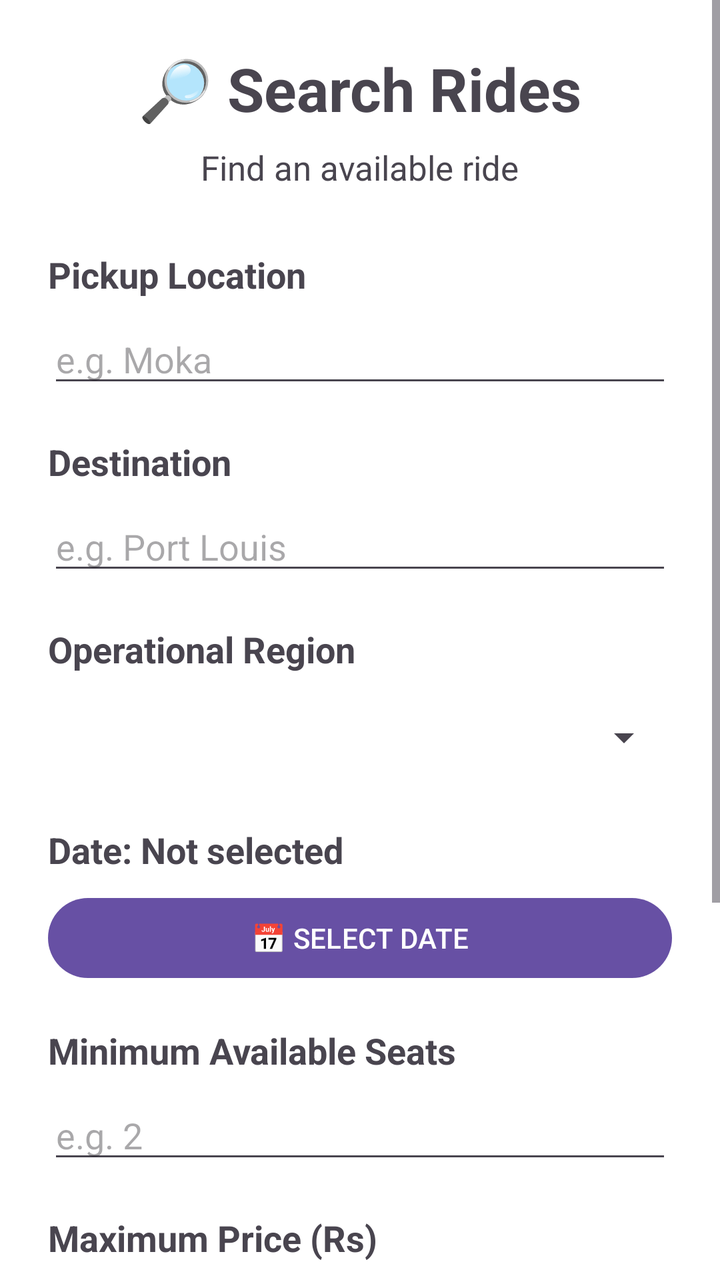
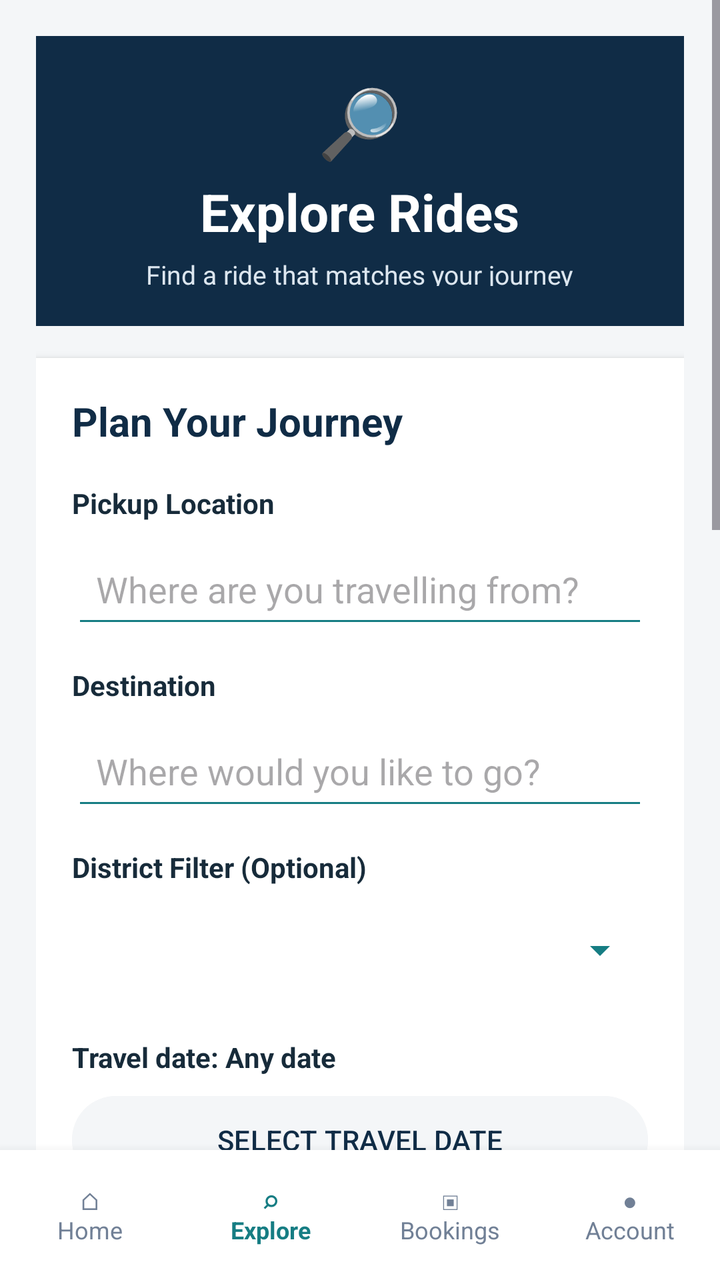

The first picture is an Android layout as it rendered before a commit; the second is the same layout after the commit. The layout source and the unified diff follow.
<!-- AndroidManifest.xml: application theme Theme.RideConnect -->
<!-- res/layout/activity_ride_search.xml -->
<?xml version="1.0" encoding="utf-8"?>
<ScrollView
    xmlns:android="http://schemas.android.com/apk/res/android"
    android:layout_width="match_parent"
    android:layout_height="match_parent"
    android:background="#FFFFFF">

    <LinearLayout
        android:layout_width="match_parent"
        android:layout_height="wrap_content"
        android:orientation="vertical"
        android:padding="24dp">

        <TextView
            android:layout_width="wrap_content"
            android:layout_height="wrap_content"
            android:text="🔎 Search Rides"
            android:textSize="30sp"
            android:textStyle="bold"
            android:layout_gravity="center_horizontal"/>

        <TextView
            android:layout_width="wrap_content"
            android:layout_height="wrap_content"
            android:text="Find an available ride"
            android:textSize="17sp"
            android:layout_gravity="center_horizontal"
            android:layout_marginTop="8dp"/>

        

        <TextView
            android:layout_width="wrap_content"
            android:layout_height="wrap_content"
            android:text="Pickup Location"
            android:textSize="18sp"
            android:textStyle="bold"
            android:layout_marginTop="30dp"/>

        <EditText
            android:id="@+id/searchPickupInput"
            android:layout_width="match_parent"
            android:layout_height="wrap_content"
            android:hint="e.g. Moka"
            android:inputType="textCapWords"
            android:layout_marginTop="8dp"/>

        

        <TextView
            android:layout_width="wrap_content"
            android:layout_height="wrap_content"
            android:text="Destination"
            android:textSize="18sp"
            android:textStyle="bold"
            android:layout_marginTop="20dp"/>

        <EditText
            android:id="@+id/searchDestinationInput"
            android:layout_width="match_parent"
            android:layout_height="wrap_content"
            android:hint="e.g. Port Louis"
            android:inputType="textCapWords"
            android:layout_marginTop="8dp"/>

        

        <TextView
            android:layout_width="wrap_content"
            android:layout_height="wrap_content"
            android:text="Operational Region"
            android:textSize="18sp"
            android:textStyle="bold"
            android:layout_marginTop="20dp"/>

        <Spinner
            android:id="@+id/searchRegionSpinner"
            android:layout_width="match_parent"
            android:layout_height="wrap_content"
            android:minHeight="48dp"
            android:layout_marginTop="8dp"/>

        

        <TextView
            android:id="@+id/searchDateText"
            android:layout_width="match_parent"
            android:layout_height="wrap_content"
            android:text="Date: Not selected"
            android:textSize="18sp"
            android:textStyle="bold"
            android:layout_marginTop="20dp"/>

        <Button
            android:id="@+id/selectSearchDateButton"
            android:layout_width="match_parent"
            android:layout_height="wrap_content"
            android:text="📅 SELECT DATE"
            android:layout_marginTop="8dp"/>

        

        <TextView
            android:layout_width="wrap_content"
            android:layout_height="wrap_content"
            android:text="Minimum Available Seats"
            android:textSize="18sp"
            android:textStyle="bold"
            android:layout_marginTop="20dp"/>

        <EditText
            android:id="@+id/minSeatsInput"
            android:layout_width="match_parent"
            android:layout_height="wrap_content"
            android:hint="e.g. 2"
            android:inputType="number"
            android:layout_marginTop="8dp"/>

        

        <TextView
            android:layout_width="wrap_content"
            android:layout_height="wrap_content"
            android:text="Maximum Price (Rs)"
            android:textSize="18sp"
            android:textStyle="bold"
            android:layout_marginTop="20dp"/>

        <EditText
            android:id="@+id/maxPriceInput"
            android:layout_width="match_parent"
            android:layout_height="wrap_content"
            android:hint="e.g. 150"
            android:inputType="numberDecimal"
            android:layout_marginTop="8dp"/>

        

        <Button
            android:id="@+id/searchRidesButton"
            android:layout_width="match_parent"
            android:layout_height="wrap_content"
            android:text="🔎 SEARCH RIDES"
            android:textSize="18sp"
            android:layout_marginTop="25dp"/>

        <Button
            android:id="@+id/clearFiltersButton"
            android:layout_width="match_parent"
            android:layout_height="wrap_content"
            android:text="CLEAR FILTERS"
            android:layout_marginTop="8dp"/>

        

        <TextView
            android:layout_width="wrap_content"
            android:layout_height="wrap_content"
            android:text="Available Rides"
            android:textSize="22sp"
            android:textStyle="bold"
            android:layout_marginTop="30dp"/>

        <LinearLayout
            android:id="@+id/resultsContainer"
            android:layout_width="match_parent"
            android:layout_height="wrap_content"
            android:orientation="vertical"
            android:layout_marginTop="15dp"/>

    </LinearLayout>

</ScrollView>
<!-- resources referenced by this layout -->
<resources>
  <style name="Theme.RideConnect" parent="Base.Theme.RideConnect" />
  <style name="Base.Theme.RideConnect" parent="Theme.Material3.DayNight.NoActionBar">
          
          
      </style>
</resources>

<!-- the commit's change to res/layout/activity_ride_search.xml (unified diff, before → after) -->
@@ -1,173 +1,357 @@
 <?xml version="1.0" encoding="utf-8"?>
-<ScrollView
+<LinearLayout
     xmlns:android="http://schemas.android.com/apk/res/android"
     android:layout_width="match_parent"
     android:layout_height="match_parent"
-    android:background="#FFFFFF">
-
-    <LinearLayout
+    android:orientation="vertical"
+    android:background="@color/screen_background">
+
+    <ScrollView
         android:layout_width="match_parent"
-        android:layout_height="wrap_content"
-        android:orientation="vertical"
-        android:padding="24dp">
-
-        <TextView
-            android:layout_width="wrap_content"
-            android:layout_height="wrap_content"
-            android:text="🔎 Search Rides"
-            android:textSize="30sp"
-            android:textStyle="bold"
-            android:layout_gravity="center_horizontal"/>
-
-        <TextView
-            android:layout_width="wrap_content"
-            android:layout_height="wrap_content"
-            android:text="Find an available ride"
-            android:textSize="17sp"
-            android:layout_gravity="center_horizontal"
-            android:layout_marginTop="8dp"/>
-
-        
-
-        <TextView
-            android:layout_width="wrap_content"
-            android:layout_height="wrap_content"
-            android:text="Pickup Location"
-            android:textSize="18sp"
-            android:textStyle="bold"
-            android:layout_marginTop="30dp"/>
-
-        <EditText
-            android:id="@+id/searchPickupInput"
-            android:layout_width="match_parent"
-            android:layout_height="wrap_content"
-            android:hint="e.g. Moka"
-            android:inputType="textCapWords"
-            android:layout_marginTop="8dp"/>
-
-        
-
-        <TextView
-            android:layout_width="wrap_content"
-            android:layout_height="wrap_content"
-            android:text="Destination"
-            android:textSize="18sp"
-            android:textStyle="bold"
-            android:layout_marginTop="20dp"/>
-
-        <EditText
-            android:id="@+id/searchDestinationInput"
-            android:layout_width="match_parent"
-            android:layout_height="wrap_content"
-            android:hint="e.g. Port Louis"
-            android:inputType="textCapWords"
-            android:layout_marginTop="8dp"/>
-
-        
-
-        <TextView
-            android:layout_width="wrap_content"
-            android:layout_height="wrap_content"
-            android:text="Operational Region"
-            android:textSize="18sp"
-            android:textStyle="bold"
-            android:layout_marginTop="20dp"/>
-
-        <Spinner
-            android:id="@+id/searchRegionSpinner"
-            android:layout_width="match_parent"
-            android:layout_height="wrap_content"
-            android:minHeight="48dp"
-            android:layout_marginTop="8dp"/>
-
-        
-
-        <TextView
-            android:id="@+id/searchDateText"
-            android:layout_width="match_parent"
-            android:layout_height="wrap_content"
-            android:text="Date: Not selected"
-            android:textSize="18sp"
-            android:textStyle="bold"
-            android:layout_marginTop="20dp"/>
-
-        <Button
-            android:id="@+id/selectSearchDateButton"
-            android:layout_width="match_parent"
-            android:layout_height="wrap_content"
-            android:text="📅 SELECT DATE"
-            android:layout_marginTop="8dp"/>
-
-        
-
-        <TextView
-            android:layout_width="wrap_content"
-            android:layout_height="wrap_content"
-            android:text="Minimum Available Seats"
-            android:textSize="18sp"
-            android:textStyle="bold"
-            android:layout_marginTop="20dp"/>
-
-        <EditText
-            android:id="@+id/minSeatsInput"
-            android:layout_width="match_parent"
-            android:layout_height="wrap_content"
-            android:hint="e.g. 2"
-            android:inputType="number"
-            android:layout_marginTop="8dp"/>
-
-        
-
-        <TextView
-            android:layout_width="wrap_content"
-            android:layout_height="wrap_content"
-            android:text="Maximum Price (Rs)"
-            android:textSize="18sp"
-            android:textStyle="bold"
-            android:layout_marginTop="20dp"/>
-
-        <EditText
-            android:id="@+id/maxPriceInput"
-            android:layout_width="match_parent"
-            android:layout_height="wrap_content"
-            android:hint="e.g. 150"
-            android:inputType="numberDecimal"
-            android:layout_marginTop="8dp"/>
-
-        
-
-        <Button
-            android:id="@+id/searchRidesButton"
-            android:layout_width="match_parent"
-            android:layout_height="wrap_content"
-            android:text="🔎 SEARCH RIDES"
-            android:textSize="18sp"
-            android:layout_marginTop="25dp"/>
-
-        <Button
-            android:id="@+id/clearFiltersButton"
-            android:layout_width="match_parent"
-            android:layout_height="wrap_content"
-            android:text="CLEAR FILTERS"
-            android:layout_marginTop="8dp"/>
-
-        
-
-        <TextView
-            android:layout_width="wrap_content"
-            android:layout_height="wrap_content"
-            android:text="Available Rides"
-            android:textSize="22sp"
-            android:textStyle="bold"
-            android:layout_marginTop="30dp"/>
+        android:layout_height="0dp"
+        android:layout_weight="1"
+        android:fillViewport="true">
 
         <LinearLayout
-            android:id="@+id/resultsContainer"
             android:layout_width="match_parent"
             android:layout_height="wrap_content"
             android:orientation="vertical"
-            android:layout_marginTop="15dp"/>
+            android:padding="18dp">
+
+            
+            <LinearLayout
+                android:layout_width="match_parent"
+                android:layout_height="145dp"
+                android:orientation="vertical"
+                android:gravity="center"
+                android:background="@color/navy"
+                android:padding="20dp">
+
+                <TextView
+                    android:layout_width="wrap_content"
+                    android:layout_height="wrap_content"
+                    android:text="🔎"
+                    android:textSize="34sp"/>
+
+                <TextView
+                    android:layout_width="wrap_content"
+                    android:layout_height="wrap_content"
+                    android:text="Explore Rides"
+                    android:textSize="26sp"
+                    android:textStyle="bold"
+                    android:textColor="@color/white"
+                    android:layout_marginTop="5dp"/>
+
+                <TextView
+                    android:layout_width="wrap_content"
+                    android:layout_height="wrap_content"
+                    android:text="Find a ride that matches your journey"
+                    android:textSize="13sp"
+                    android:textColor="#DCE6EF"
+                    android:layout_marginTop="5dp"/>
+
+            </LinearLayout>
+
+            
+            <LinearLayout
+                android:layout_width="match_parent"
+                android:layout_height="wrap_content"
+                android:orientation="vertical"
+                android:background="@color/white"
+                android:padding="18dp"
+                android:layout_marginTop="16dp"
+                android:elevation="3dp">
+
+                <TextView
+                    android:layout_width="match_parent"
+                    android:layout_height="wrap_content"
+                    android:text="Plan Your Journey"
+                    android:textSize="20sp"
+                    android:textStyle="bold"
+                    android:textColor="@color/navy"/>
+
+                
+                <TextView
+                    android:layout_width="match_parent"
+                    android:layout_height="wrap_content"
+                    android:text="Pickup Location"
+                    android:textStyle="bold"
+                    android:textSize="14sp"
+                    android:textColor="@color/text_primary"
+                    android:layout_marginTop="18dp"/>
+
+                <EditText
+                    android:id="@+id/searchPickupInput"
+                    android:layout_width="match_parent"
+                    android:layout_height="52dp"
+                    android:hint="Where are you travelling from?"
+                    android:inputType="textCapWords"
+                    android:singleLine="true"
+                    android:paddingStart="12dp"
+                    android:paddingEnd="12dp"
+                    android:layout_marginTop="6dp"
+                    android:textColor="@color/text_primary"
+                    android:backgroundTint="@color/teal"/>
+
+                
+                <TextView
+                    android:layout_width="match_parent"
+                    android:layout_height="wrap_content"
+                    android:text="Destination"
+                    android:textStyle="bold"
+                    android:textSize="14sp"
+                    android:textColor="@color/text_primary"
+                    android:layout_marginTop="14dp"/>
+
+                <EditText
+                    android:id="@+id/searchDestinationInput"
+                    android:layout_width="match_parent"
+                    android:layout_height="52dp"
+                    android:hint="Where would you like to go?"
+                    android:inputType="textCapWords"
+                    android:singleLine="true"
+                    android:paddingStart="12dp"
+                    android:paddingEnd="12dp"
+                    android:layout_marginTop="6dp"
+                    android:textColor="@color/text_primary"
+                    android:backgroundTint="@color/teal"/>
+
+                
+                <TextView
+                    android:layout_width="match_parent"
+                    android:layout_height="wrap_content"
+                    android:text="District Filter (Optional)"
+                    android:textStyle="bold"
+                    android:textSize="14sp"
+                    android:textColor="@color/text_primary"
+                    android:layout_marginTop="14dp"/>
+
+                <Spinner
+                    android:id="@+id/searchRegionSpinner"
+                    android:layout_width="match_parent"
+                    android:layout_height="52dp"
+                    android:layout_marginTop="6dp"
+                    android:backgroundTint="@color/teal"/>
+
+                
+                <TextView
+                    android:id="@+id/searchDateText"
+                    android:layout_width="match_parent"
+                    android:layout_height="wrap_content"
+                    android:text="Travel date: Any date"
+                    android:textSize="14sp"
+                    android:textStyle="bold"
+                    android:textColor="@color/text_primary"
+                    android:layout_marginTop="18dp"/>
+
+                <Button
+                    android:id="@+id/selectSearchDateButton"
+                    android:layout_width="match_parent"
+                    android:layout_height="52dp"
+                    android:text="SELECT TRAVEL DATE"
+                    android:textAllCaps="false"
+                    android:textColor="@color/navy"
+                    android:backgroundTint="@color/screen_background"
+                    android:layout_marginTop="6dp"/>
+
+
+                
+                <TextView
+                    android:id="@+id/searchTimeText"
+                    android:layout_width="match_parent"
+                    android:layout_height="wrap_content"
+                    android:text="Preferred departure: Any time"
+                    android:textSize="14sp"
+                    android:textStyle="bold"
+                    android:textColor="@color/text_primary"
+                    android:layout_marginTop="18dp"/>
+
+                <Button
+                    android:id="@+id/selectSearchTimeButton"
+                    android:layout_width="match_parent"
+                    android:layout_height="52dp"
+                    android:text="SELECT DEPARTURE TIME"
+                    android:textAllCaps="false"
+                    android:textColor="@color/navy"
+                    android:backgroundTint="@color/screen_background"
+                    android:layout_marginTop="6dp"/>
+
+                <TextView
+                    android:layout_width="match_parent"
+                    android:layout_height="wrap_content"
+                    android:text="Time Flexibility"
+                    android:textStyle="bold"
+                    android:textSize="14sp"
+                    android:textColor="@color/text_primary"
+                    android:layout_marginTop="14dp"/>
+
+                <Spinner
+                    android:id="@+id/searchTimeFlexibilitySpinner"
+                    android:layout_width="match_parent"
+                    android:layout_height="52dp"
+                    android:layout_marginTop="6dp"
+                    android:backgroundTint="@color/teal"/>
+
+                
+                <TextView
+                    android:layout_width="match_parent"
+                    android:layout_height="wrap_content"
+                    android:text="Minimum Available Seats"
+                    android:textSize="14sp"
+                    android:textStyle="bold"
+                    android:textColor="@color/text_primary"
+                    android:layout_marginTop="14dp"/>
+
+                <EditText
+                    android:id="@+id/minSeatsInput"
+                    android:layout_width="match_parent"
+                    android:layout_height="52dp"
+                    android:hint="Any number of seats"
+                    android:inputType="number"
+                    android:singleLine="true"
+                    android:paddingStart="12dp"
+                    android:paddingEnd="12dp"
+                    android:layout_marginTop="6dp"
+                    android:backgroundTint="@color/teal"/>
+
+                <TextView
+                    android:layout_width="match_parent"
+                    android:layout_height="wrap_content"
+                    android:text="Maximum Price per Passenger (Rs)"
+                    android:textSize="14sp"
+                    android:textStyle="bold"
+                    android:textColor="@color/text_primary"
+                    android:layout_marginTop="14dp"/>
+
+                <EditText
+                    android:id="@+id/maxPriceInput"
+                    android:layout_width="match_parent"
+                    android:layout_height="52dp"
+                    android:hint="No maximum price"
+                    android:inputType="numberDecimal"
+                    android:singleLine="true"
+                    android:paddingStart="12dp"
+                    android:paddingEnd="12dp"
+                    android:layout_marginTop="6dp"
+                    android:backgroundTint="@color/teal"/>
+
+                
+                <Button
+                    android:id="@+id/searchRidesButton"
+                    android:layout_width="match_parent"
+                    android:layout_height="55dp"
+                    android:text="SEARCH AVAILABLE RIDES"
+                    android:textSize="15sp"
+                    android:textStyle="bold"
+                    android:textAllCaps="false"
+                    android:textColor="@color/white"
+                    android:backgroundTint="@color/teal"
+                    android:layout_marginTop="22dp"/>
+
+                <Button
+                    android:id="@+id/clearFiltersButton"
+                    android:layout_width="match_parent"
+                    android:layout_height="48dp"
+                    android:text="CLEAR FILTERS"
+                    android:textAllCaps="false"
+                    android:textColor="@color/navy"
+                    android:backgroundTint="@color/screen_background"
+                    android:layout_marginTop="8dp"/>
+
+            </LinearLayout>
+
+            
+            <LinearLayout
+                android:layout_width="match_parent"
+                android:layout_height="wrap_content"
+                android:orientation="vertical"
+                android:padding="16dp"
+                android:background="@color/white"
+                android:layout_marginTop="18dp"
+                android:elevation="3dp">
+
+                <TextView
+                    android:layout_width="match_parent"
+                    android:layout_height="wrap_content"
+                    android:text="Available Rides"
+                    android:textSize="21sp"
+                    android:textStyle="bold"
+                    android:textColor="@color/navy"/>
+
+                <TextView
+                    android:layout_width="match_parent"
+                    android:layout_height="wrap_content"
+                    android:text="Choose a suitable ride for your journey."
+                    android:textSize="13sp"
+                    android:textColor="@color/text_secondary"
+                    android:layout_marginTop="4dp"/>
+
+                <LinearLayout
+                    android:id="@+id/resultsContainer"
+                    android:layout_width="match_parent"
+                    android:layout_height="wrap_content"
+                    android:orientation="vertical"
+                    android:layout_marginTop="14dp"/>
+
+            </LinearLayout>
+
+        </LinearLayout>
+
+    </ScrollView>
+
+    
+    <LinearLayout
+        android:id="@+id/exploreBottomNavigation"
+        android:layout_width="match_parent"
+        android:layout_height="65dp"
+        android:orientation="horizontal"
+        android:gravity="center"
+        android:background="@color/white"
+        android:elevation="8dp"
+        android:paddingTop="5dp"
+        android:paddingBottom="5dp">
+
+        <TextView
+            android:id="@+id/exploreHomeNavItem"
+            android:layout_width="0dp"
+            android:layout_height="match_parent"
+            android:layout_weight="1"
+            android:gravity="center"
+            android:text="⌂\nHome"
+            android:textSize="12sp"
+            android:textColor="@color/text_secondary"/>
+
+        <TextView
+            android:id="@+id/exploreExploreNavItem"
+            android:layout_width="0dp"
+            android:layout_height="match_parent"
+            android:layout_weight="1"
+            android:gravity="center"
+            android:text="⌕\nExplore"
+            android:textSize="12sp"
+            android:textStyle="bold"
+            android:textColor="@color/teal"/>
+
+        <TextView
+            android:id="@+id/exploreBookingsNavItem"
+            android:layout_width="0dp"
+            android:layout_height="match_parent"
+            android:layout_weight="1"
+            android:gravity="center"
+            android:text="▣\nBookings"
+            android:textSize="12sp"
+            android:textColor="@color/text_secondary"/>
+
+        <TextView
+            android:id="@+id/exploreAccountNavItem"
+            android:layout_width="0dp"
+            android:layout_height="match_parent"
+            android:layout_weight="1"
+            android:gravity="center"
+            android:text="●\nAccount"
+            android:textSize="12sp"
+            android:textColor="@color/text_secondary"/>
 
     </LinearLayout>
 
-</ScrollView>
+</LinearLayout>
<!-- resource entries referenced after the edit -->
@@ -1,9 +1,43 @@
 <!-- resources referenced by this layout -->
 <resources>
+  <color name="navy">#102C46</color>
+  <color name="screen_background">#F4F6F8</color>
+  <color name="teal">#167D83</color>
+  <color name="text_primary">#172B3A</color>
+  <color name="text_secondary">#718096</color>
+  <color name="white">#FFFFFFFF</color>
   <style name="Theme.RideConnect" parent="Base.Theme.RideConnect" />
-  <style name="Base.Theme.RideConnect" parent="Theme.Material3.DayNight.NoActionBar">
+  <style name="Base.Theme.RideConnect" parent="Theme.Material3.Light.NoActionBar">
+  
           
+          <item name="colorPrimary">@color/navy</item>
+          <item name="colorOnPrimary">@color/white</item>
+  
+          <item name="colorSecondary">@color/teal</item>
+          <item name="colorOnSecondary">@color/white</item>
+  
+          <item name="colorTertiary">@color/gold</item>
+          <item name="colorOnTertiary">@color/navy</item>
+  
           
+          <item name="colorSurface">@color/card_white</item>
+          <item name="colorOnSurface">@color/text_primary</item>
+  
+          
+          <item name="android:statusBarColor">@color/navy</item>
+          <item name="android:navigationBarColor">@color/card_white</item>
+  
+          <item name="android:windowLightStatusBar">false</item>
+          <item name="android:windowLightNavigationBar">true</item>
+  
+          
+          <item name="android:windowBackground">@color/screen_background</item>
+  
+          
+          <item name="android:colorAccent">@color/teal</item>
+  
       </style>
+  <color name="gold">#F2B84B</color>
+  <color name="card_white">#FFFFFF</color>
 </resources>
 
